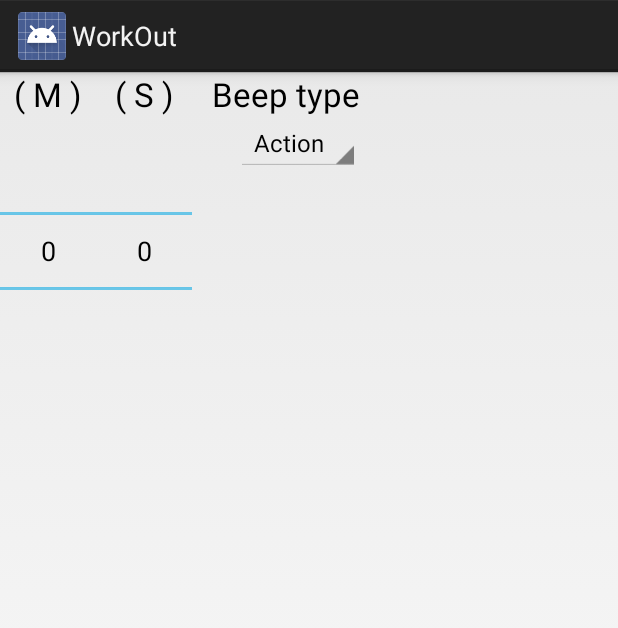
After one commit to danofa/WorkOut, an Android app: the layout add_timestep.xml on its own in the app's theme, with its tools: preview values and no code run, on a phone screen of 412 x 824 dp. The commit adds this screen. Shown: the top 628 px of the screen. Run offline under Robolectric (Android 15) with nearby library versions, the phone set to English and light mode, and no system bars.

Commit message:
added select seconds to session and select step type

```diff
--- a/app/src/main/java/org/damcode/workout/ListViewItemLongClickHandler.java
+++ b/app/src/main/java/org/damcode/workout/ListViewItemLongClickHandler.java
@@ -25,7 +25,7 @@ class ListViewItemLongClickHandler implements AdapterView.OnItemLongClickListene
                     public void onClick(DialogInterface dialog, int whichButton) {
                         ((ArrayAdapter)parent.getAdapter()).remove(parent.getAdapter().getItem(i));
 
-                        workoutDBAO.removeWorkout((Long) view.getTag());
+                        workoutDBAO.removeWorkout((Integer) view.getTag());
                     }
                 }).setNegativeButton(R.string.dialog_cancel, new DialogInterface.OnClickListener() {
             public void onClick(DialogInterface dialog, int whichButton) {
--- a/app/src/main/java/org/damcode/workout/WorkoutDataHelper.java
+++ b/app/src/main/java/org/damcode/workout/WorkoutDataHelper.java
@@ -16,7 +16,7 @@ public class WorkoutDataHelper  extends SQLiteOpenHelper {
     public static final String CREATE_WORKOUT_TABLE = "CREATE TABLE " + WORKOUT_TABLE_NAME +
             " ( name TEXT )";
     public static final String CREATE_SESSIONS_TABLE = "CREATE TABLE " + SESSIONS_TABLE_NAME +
-            " ( time NUMERIC, workoutid  INTEGER)";
+            " ( time INTEGER, workoutid  INTEGER, type INTEGER)";
 
 
     public WorkoutDataHelper(Context context) {
--- /dev/null
+++ b/app/src/main/res/layout/add_timestep.xml
@@ -0,0 +1,80 @@
+<FrameLayout xmlns:tools="http://schemas.android.com/tools"
+    android:layout_width="fill_parent"
+    android:layout_height="fill_parent"
+    xmlns:android="http://schemas.android.com/apk/res/android"
+    android:id="@+id/timeStepAdd">
+
+    <TableLayout
+        android:layout_width="fill_parent"
+        android:layout_height="wrap_content">
+
+        <TableRow
+            android:layout_width="fill_parent"
+            android:layout_height="fill_parent">
+
+            <TextView
+                android:layout_width="wrap_content"
+                android:layout_height="wrap_content"
+                android:layout_gravity="center_horizontal"
+                android:textAppearance="?android:attr/textAppearanceLarge"
+                android:text="@string/session.m_label"
+                android:id="@+id/textView5"
+                android:layout_column="0" />
+
+            <TextView
+                android:layout_width="wrap_content"
+                android:layout_height="wrap_content"
+                android:layout_gravity="center_horizontal"
+                android:textAppearance="?android:attr/textAppearanceLarge"
+                android:text="@string/session.s_label"
+                android:id="@+id/textView6"
+                android:layout_column="1" />
+
+            <Space
+                android:layout_width="20px"
+                android:layout_height="20px"
+                android:layout_column="2" />
+
+            <TextView
+                android:layout_width="fill_parent"
+                android:layout_height="wrap_content"
+                android:layout_gravity="right"
+                android:textAppearance="?android:attr/textAppearanceLarge"
+                android:text="@string/session.add_step_prompt"
+                android:id="@+id/textView7"
+                android:layout_column="3" />
+        </TableRow>
+
+
+        <TableRow
+            android:layout_width="fill_parent"
+            android:layout_height="fill_parent">
+
+            <NumberPicker
+                android:layout_width="wrap_content"
+                android:layout_height="wrap_content"
+                android:id="@+id/numberPickerMin"
+                android:layout_column="0" />
+
+            <NumberPicker
+                android:layout_width="wrap_content"
+                android:layout_height="wrap_content"
+                android:id="@+id/numberPickerSec"
+                android:layout_column="1" />
+            <Space
+                android:layout_width="20px"
+                android:layout_height="20px"
+                android:layout_column="2" />
+
+            <Spinner
+                android:layout_width="fill_parent"
+                android:layout_height="wrap_content"
+                android:id="@+id/sessionTypeSpinner"
+                android:layout_column="3"
+                android:prompt="@string/session.add_step_prompt"
+                android:entries="@array/session_beep_types"
+                android:layout_gravity="right" />
+
+        </TableRow>
+    </TableLayout>
+</FrameLayout>
--- a/app/src/main/res/values/strings.xml
+++ b/app/src/main/res/values/strings.xml
@@ -1,12 +1,11 @@
 <?xml version="1.0" encoding="utf-8"?>
 <resources>
-
     <string name="app_name">WorkOut</string>
     <string name="action_settings">Settings</string>
     <string name="action_add">Add Workout</string>
     <string name="new.workout">New Workout</string>
     <string name="title_activity_workout_item">Workout : Session</string>
-    <string name="action_add_step">Add step time (m)</string>
+    <string name="action_add_step">Add step time</string>
     <string name="session.time">Time</string>
     <string name="remove_workout">Remove Workout?</string>
     <string name="session.stopped">Stopped</string>
@@ -17,4 +16,13 @@
     <string name="dialog.ok">Ok</string>
     <string name="dialog.cancel">Cancel</string>
     <string name="workout.enternewname">Enter new name</string>
+    <string name="session.add_step_prompt">Beep type</string>
+    <string name="session.m_label">( M )</string>
+    <string name="session.s_label">( S )</string>
+    <string name="session_beep_type_1">Rest</string>
+    <string name="session_beep_type_0">Action</string>
+    <string-array name="session_beep_types">
+        <item>Action</item>
+        <item>Rest</item>
+    </string-array>
 </resources>
```
Also changed, not shown: app/src/main/java/org/damcode/workout/MainActivity.java (+3 -4 lines), app/src/main/java/org/damcode/workout/StaticUtils.java (+4 -4 lines), app/src/main/java/org/damcode/workout/WorkoutCountdownService.java (+30 -14 lines), app/src/main/java/org/damcode/workout/WorkoutDBAO.java (+34 -26 lines), app/src/main/java/org/damcode/workout/WorkoutSessionActivity.java (+44 -24 lines), 4 other files.
